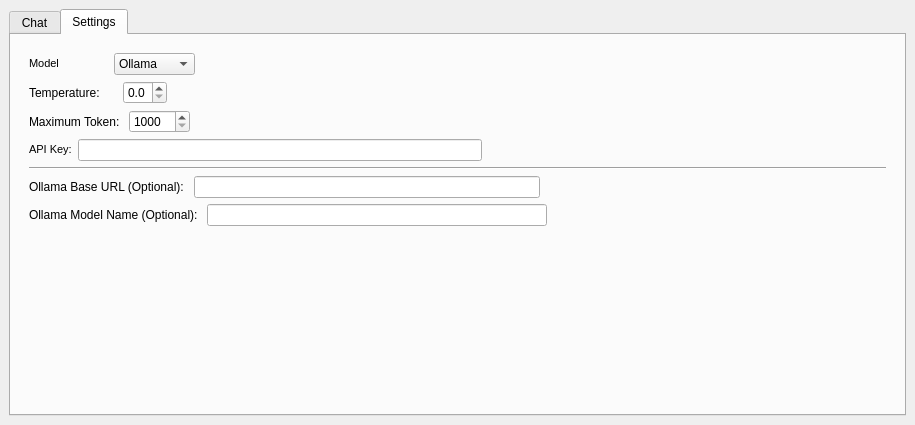
The window that dialogs/geo_agent_dialog_base.ui (iamtekson/GeoAgent) describes before a commit, drawn with Qt 5.
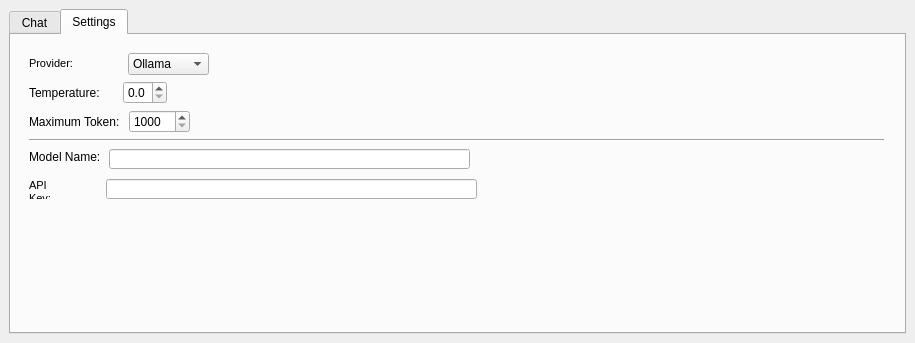
The same window after the commit. The open tabs and pages were chosen to show the change. Custom widgets are drawn as their Qt base class.

```diff
--- a/dialogs/geo_agent_dialog_base.ui
+++ b/dialogs/geo_agent_dialog_base.ui
@@ -7,7 +7,7 @@
     <x>0</x>
     <y>0</y>
     <width>915</width>
-    <height>425</height>
+    <height>343</height>
    </rect>
   </property>
   <property name="windowTitle">
@@ -204,7 +204,7 @@
 &lt;html&gt;&lt;head&gt;&lt;meta name=&quot;qrichtext&quot; content=&quot;1&quot; /&gt;&lt;style type=&quot;text/css&quot;&gt;
 p, li { white-space: pre-wrap; }
 &lt;/style&gt;&lt;/head&gt;&lt;body style=&quot; font-family:'MS Shell Dlg 2'; font-size:8pt; font-weight:400; font-style:normal;&quot;&gt;
-&lt;p style=&quot; margin-top:0px; margin-bottom:0px; margin-left:0px; margin-right:0px; -qt-block-indent:0; text-indent:0px;&quot;&gt;Model &lt;/p&gt;&lt;/body&gt;&lt;/html&gt;</string>
+&lt;p style=&quot; margin-top:0px; margin-bottom:0px; margin-left:0px; margin-right:0px; -qt-block-indent:0; text-indent:0px;&quot;&gt;Provider: &lt;/p&gt;&lt;/body&gt;&lt;/html&gt;</string>
                </property>
                <property name="openExternalLinks">
                 <bool>true</bool>
@@ -354,9 +354,30 @@
             </layout>
            </item>
            <item>
-            <layout class="QHBoxLayout" name="horizontalLayout_5">
-             <item>
+            <widget class="QStackedWidget" name="stackedWidget">
+             <property name="currentIndex">
+              <number>0</number>
+             </property>
+             <widget class="QWidget" name="page">
+              <widget class="QgsPasswordLineEdit" name="custom_apikey">
+               <property name="geometry">
+                <rect>
+                 <x>77</x>
+                 <y>40</y>
+                 <width>371</width>
+                 <height>20</height>
+                </rect>
+               </property>
+              </widget>
               <widget class="QLabel" name="label_2">
+               <property name="geometry">
+                <rect>
+                 <x>0</x>
+                 <y>40</y>
+                 <width>42</width>
+                 <height>20</height>
+                </rect>
+               </property>
                <property name="toolTip">
                 <string>If you want, you can use your API key.</string>
                </property>
@@ -374,73 +395,91 @@
                 <bool>false</bool>
                </property>
               </widget>
-             </item>
-             <item>
-              <widget class="QgsPasswordLineEdit" name="custom_apikey"/>
-             </item>
-             <item>
-              <spacer name="horizontalSpacer_2">
+              <widget class="QLineEdit" name="model_name">
+               <property name="geometry">
+                <rect>
+                 <x>80</x>
+                 <y>10</y>
+                 <width>361</width>
+                 <height>20</height>
+                </rect>
+               </property>
+              </widget>
+              <widget class="QLabel" name="label_8">
+               <property name="geometry">
+                <rect>
+                 <x>0</x>
+                 <y>10</y>
+                 <width>71</width>
+                 <height>16</height>
+                </rect>
+               </property>
+               <property name="text">
+                <string>Model Name:</string>
+               </property>
+              </widget>
+              <widget class="Line" name="line_3">
+               <property name="geometry">
+                <rect>
+                 <x>0</x>
+                 <y>0</y>
+                 <width>855</width>
+                 <height>3</height>
+                </rect>
+               </property>
                <property name="orientation">
                 <enum>Qt::Horizontal</enum>
                </property>
-               <property name="sizeHint" stdset="0">
-                <size>
-                 <width>40</width>
-                 <height>20</height>
-                </size>
+              </widget>
+             </widget>
+             <widget class="QWidget" name="page_2">
+              <widget class="QLineEdit" name="ollama_model_name">
+               <property name="geometry">
+                <rect>
+                 <x>110</x>
+                 <y>40</y>
+                 <width>401</width>
+                 <height>19</height>
+                </rect>
                </property>
-              </spacer>
-             </item>
-            </layout>
-           </item>
-           <item>
-            <widget class="Line" name="line_2">
-             <property name="orientation">
-              <enum>Qt::Horizontal</enum>
-             </property>
-            </widget>
-           </item>
-           <item>
-            <layout class="QHBoxLayout" name="horizontalLayout_base_url">
-             <item>
+               <property name="sizePolicy">
+                <sizepolicy hsizetype="Expanding" vsizetype="Fixed">
+                 <horstretch>0</horstretch>
+                 <verstretch>0</verstretch>
+                </sizepolicy>
+               </property>
+               <property name="layoutDirection">
+                <enum>Qt::LeftToRight</enum>
+               </property>
+              </widget>
               <widget class="QLabel" name="label_4">
-               <property name="text">
-                <string>Ollama Base URL (Optional): </string>
-               </property>
-              </widget>
-             </item>
-             <item>
-              <widget class="QLineEdit" name="ollama_base_url">
-               <property name="sizePolicy">
-                <sizepolicy hsizetype="Expanding" vsizetype="Fixed">
-                 <horstretch>0</horstretch>
-                 <verstretch>0</verstretch>
-                </sizepolicy>
-               </property>
-              </widget>
-             </item>
-             <item>
-              <spacer name="horizontalSpacer_7">
-               <property name="orientation">
-                <enum>Qt::Horizontal</enum>
-               </property>
-               <property name="sizeHint" stdset="0">
-                <size>
-                 <width>40</width>
+               <property name="geometry">
+                <rect>
+                 <x>0</x>
+                 <y>10</y>
+                 <width>143</width>
                  <height>20</height>
-                </size>
+                </rect>
                </property>
-              </spacer>
-             </item>
-            </layout>
-           </item>
-           <item>
-            <layout class="QHBoxLayout" name="horizontalLayout_model_name">
-             <item>
+               <property name="text">
+                <string>Ollama Base URL: </string>
+               </property>
+               <property name="buddy">
+                <cstring>label_4</cstring>
+               </property>
+              </widget>
               <widget class="QLabel" name="label_3">
                <property name="enabled">
                 <bool>true</bool>
                </property>
+               <property name="geometry">
+                <rect>
+                 <x>0</x>
+                 <y>40</y>
+                 <width>157</width>
+                 <height>20</height>
+                </rect>
+               </property>
                <property name="mouseTracking">
                 <bool>true</bool>
                </property>
@@ -448,15 +487,21 @@
                 <enum>Qt::LeftToRight</enum>
                </property>
                <property name="text">
-                <string>Ollama Model Name (Optional): </string>
+                <string>Ollama Model Name: </string>
                </property>
                <property name="wordWrap">
                 <bool>false</bool>
                </property>
               </widget>
-             </item>
-             <item>
-              <widget class="QLineEdit" name="ollama_model_name">
+              <widget class="QLineEdit" name="ollama_base_url">
+               <property name="geometry">
+                <rect>
+                 <x>110</x>
+                 <y>10</y>
+                 <width>401</width>
+                 <height>19</height>
+                </rect>
+               </property>
                <property name="sizePolicy">
                 <sizepolicy hsizetype="Expanding" vsizetype="Fixed">
                  <horstretch>0</horstretch>
@@ -467,21 +512,21 @@
                 <enum>Qt::LeftToRight</enum>
                </property>
               </widget>
-             </item>
-             <item>
-              <spacer name="horizontalSpacer_8">
+              <widget class="Line" name="line_2">
+               <property name="geometry">
+                <rect>
+                 <x>0</x>
+                 <y>0</y>
+                 <width>855</width>
+                 <height>3</height>
+                </rect>
+               </property>
                <property name="orientation">
                 <enum>Qt::Horizontal</enum>
                </property>
-               <property name="sizeHint" stdset="0">
-                <size>
-                 <width>40</width>
-                 <height>20</height>
-                </size>
-               </property>
-              </spacer>
-             </item>
-            </layout>
+              </widget>
+             </widget>
+            </widget>
            </item>
            <item>
             <spacer name="verticalSpacer">
```
Left out of the diff: 5 changed lines with no effect on the pictures.
